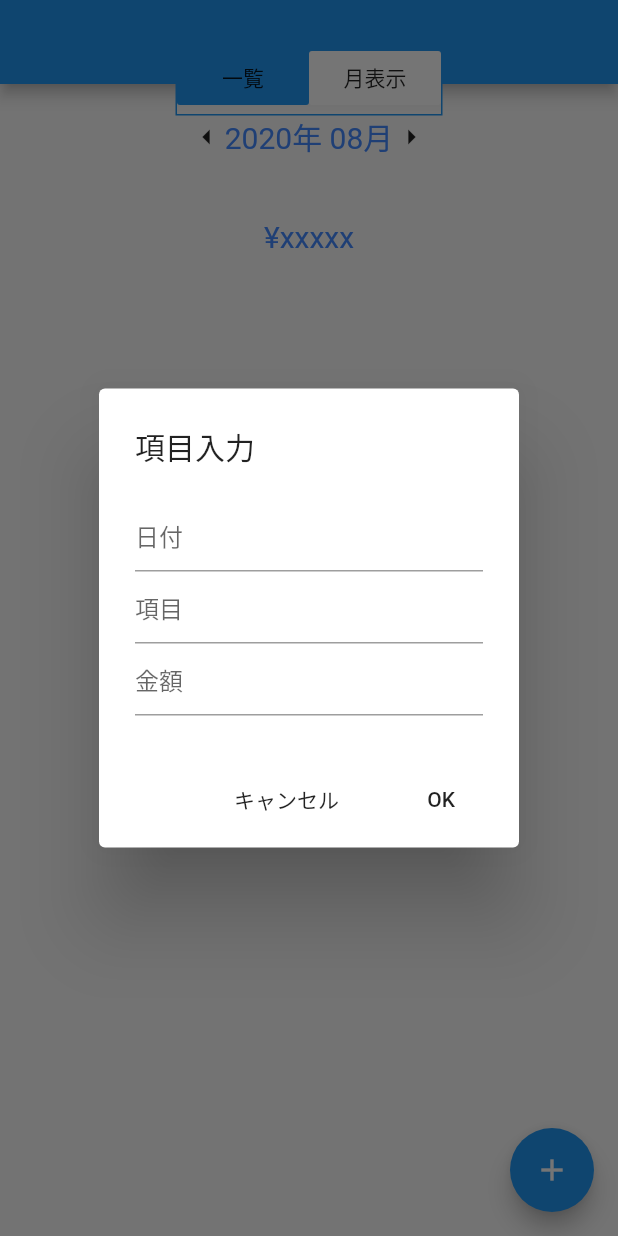
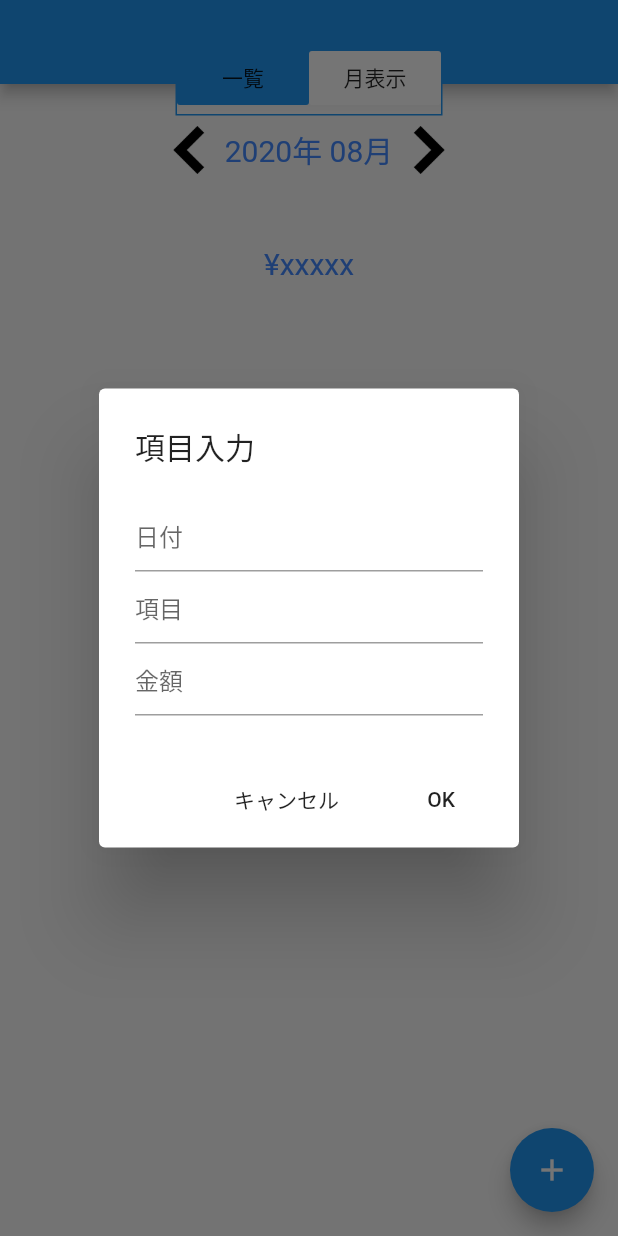
Before and after one commit to probsc/money-book, a Flutter app: the screen it shows after launch, after a tap on "月表示", after a tap on the "add" icon, on a phone screen of 412 x 824 dp. Run offline on Flutter 3.47's test engine with Material 2 defaults, Android fonts, the phone set to English and light mode, and no system bars; our stand-ins replace sqflite; accounts and stored records are empty.

Commit message:
#1 [お小遣い帳] 各アイコン反映

```diff
--- a/lib/item_row.dart
+++ b/lib/item_row.dart
@@ -78,7 +78,10 @@ class ItemRowState extends State<ItemRow> {
                   onPressed: () {
                     widget.onDeleteTaped(widget.item.id);
                   },
-                  icon: Icon(Icons.android)
+                  icon: Image.asset(
+                    'images/cross.png',
+                    color: Colors.black,
+                  ),
                 )
               ),
             ]
--- a/lib/main.dart
+++ b/lib/main.dart
@@ -178,7 +178,15 @@ class _MyHomePageState extends State<MyHomePage> with SingleTickerProviderStateM
                       child: Row(
                         mainAxisSize: MainAxisSize.min,
                         children: <Widget>[
-                          Icon(Icons.arrow_left),
+                          IconButton(
+                            onPressed: () {
+                              // TODO: 月変更
+                            },
+                            icon: Image.asset(
+                              'images/left_arrow.png',
+                              color: Colors.black,
+                            ),
+                          ),
                           Text(
                             '2020年 08月',
                             style: TextStyle(
@@ -186,7 +194,15 @@ class _MyHomePageState extends State<MyHomePage> with SingleTickerProviderStateM
                               fontSize: 20,
                             )
                           ),
-                          Icon(Icons.arrow_right),
+                          IconButton(
+                            onPressed: () {
+                              // TODO: 月変更
+                            },
+                            icon: Image.asset(
+                              'images/right_arrow.png',
+                              color: Colors.black,
+                            ),
+                          ),
                         ],
                       ),
                     ),
```
Also changed, not shown: pubspec.yaml (+4 -3 lines), images/cross.png (added), images/left_arrow.png (added), images/right_arrow.png (added).
